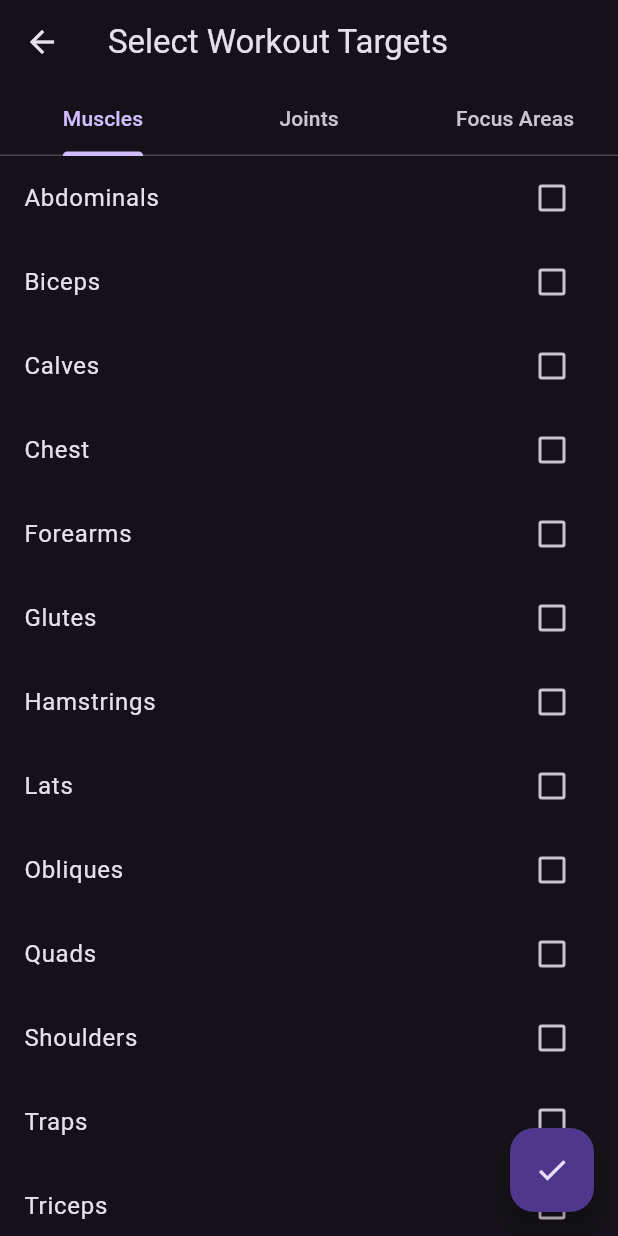
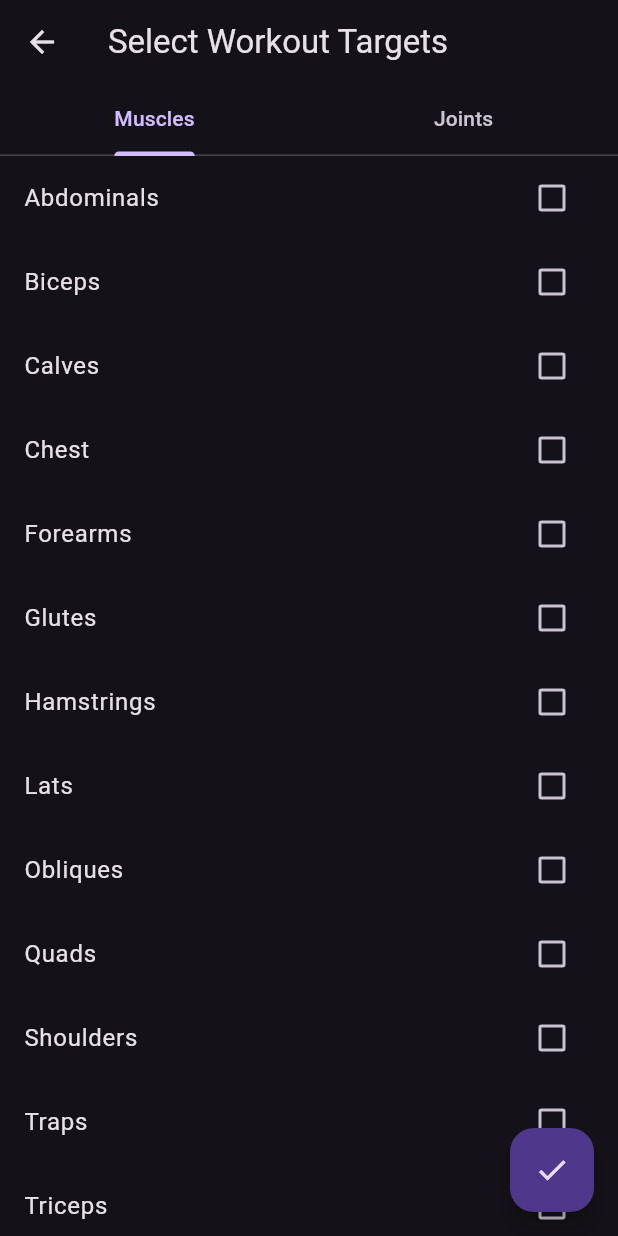
Before and after one commit to FlutterFriends/know_your_workout, a Flutter app: the screen it shows after launch, after a tap on "Select Workout Targets", on a phone screen of 412 x 824 dp. Run offline on Flutter 3.47's test engine with Material 3 defaults, Android fonts, the phone set to English and light mode, and no system bars.

Commit message:
Fix workout targets selector

```diff
--- a/random_workout/lib/pages/target_selection_page.dart
+++ b/random_workout/lib/pages/target_selection_page.dart
@@ -9,7 +9,7 @@ class TargetSelectionPage extends StatelessWidget {
   @override
   Widget build(BuildContext context) {
     return DefaultTabController(
-      length: 3,
+      length: 2,
       child: Scaffold(
         appBar: AppBar(
           title: const Text('Select Workout Targets'),
@@ -17,7 +17,6 @@ class TargetSelectionPage extends StatelessWidget {
             tabs: [
               Tab(text: 'Muscles'),
               Tab(text: 'Joints'),
-              Tab(text: 'Focus Areas'),
             ],
           ),
         ),
```
